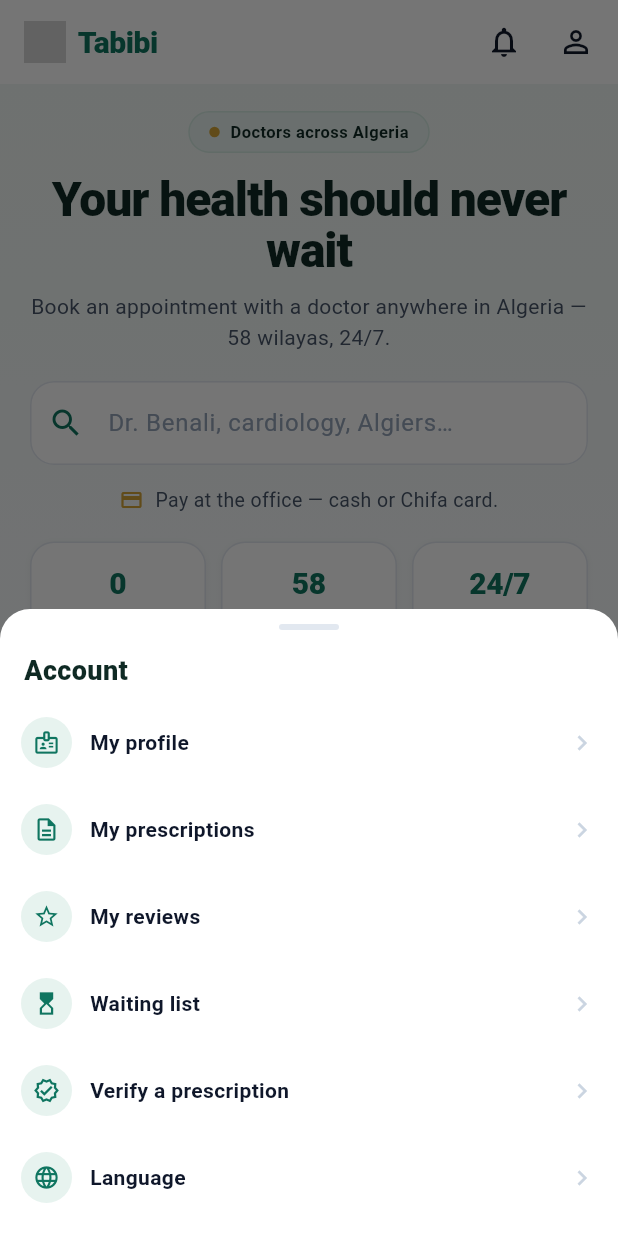
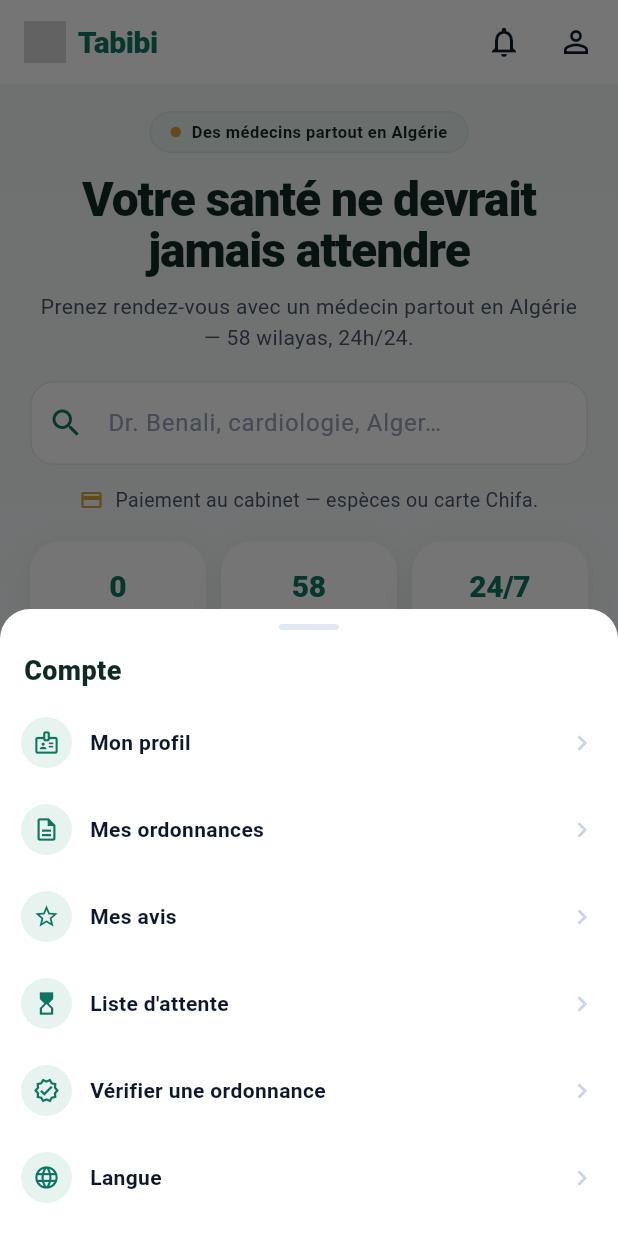
Before and after one commit to Ariles2025-ops/tabibi-mobile, a Flutter app: the screen it shows after launch, item 4 of the bottom bar chosen, on a phone screen of 412 x 824 dp. Run offline on Flutter 3.47's test engine with Material 3 defaults, Android fonts, the light colour scheme and no system bars; our stand-ins replace flutter_svg, open_filex, shared_preferences; missing offline and left inert: flutter_appauth; network calls fail; project files that could hold a hidden picture were left out.

Commit message:
design(mobile): defaut francais + look doux 2026 (ombres diffuses, coins arrondis, nav bar douce)

```diff
--- a/lib/main.dart
+++ b/lib/main.dart
@@ -28,7 +28,7 @@ import 'utils/notifications.dart';
 Future<void> main() async {
   WidgetsFlutterBinding.ensureInitialized();
   await preparerDates(); // donnees de date de toutes les locales (intl)
-  await langues.initialiser(locale: localeDuTelephone());
+  await langues.initialiser(); // defaut francais (sauf choix memorise de l'utilisateur)
   runApp(const TabibiApp());
 }
 
@@ -519,14 +519,11 @@ class _RecherchePageState extends State<RecherchePage> {
 
   Widget _statTile(String valeur, String libelle) {
     return Container(
-      padding: const EdgeInsets.symmetric(vertical: 13, horizontal: 6),
+      padding: const EdgeInsets.symmetric(vertical: 16, horizontal: 6),
       decoration: BoxDecoration(
         color: Colors.white,
-        borderRadius: BorderRadius.circular(Tabibi.r16),
-        border: Border.all(color: Tabibi.bord),
-        boxShadow: Tabibi.ombreCarte.isEmpty ? null : const [
-          BoxShadow(color: Color(0x0A000000), blurRadius: 3, offset: Offset(0, 1)),
-        ],
+        borderRadius: BorderRadius.circular(20),
+        boxShadow: Tabibi.ombreDouce,
       ),
       child: Column(
         children: [
@@ -552,11 +549,11 @@ class _RecherchePageState extends State<RecherchePage> {
   /// Carte medecin (resultat) facon Doctolib : avatar, nom, specialite/ville, chevron.
   Widget _carteMedecin(BuildContext context, Map<String, dynamic> m) {
     return Container(
-      margin: const EdgeInsets.only(bottom: 10),
+      margin: const EdgeInsets.only(bottom: 12),
       decoration: BoxDecoration(
         color: Colors.white,
-        borderRadius: BorderRadius.circular(Tabibi.r16),
-        border: Border.all(color: Tabibi.bord),
+        borderRadius: BorderRadius.circular(20),
+        boxShadow: Tabibi.ombreDouce,
       ),
       child: ListTile(
         contentPadding: const EdgeInsets.symmetric(horizontal: 14, vertical: 8),
@@ -587,11 +584,11 @@ class _RecherchePageState extends State<RecherchePage> {
       onTap: onTap,
       borderRadius: BorderRadius.circular(Tabibi.r16),
       child: Container(
-        padding: const EdgeInsets.symmetric(vertical: 16, horizontal: 8),
+        padding: const EdgeInsets.symmetric(vertical: 18, horizontal: 8),
         decoration: BoxDecoration(
           color: Colors.white,
-          borderRadius: BorderRadius.circular(Tabibi.r16),
-          border: Border.all(color: Tabibi.bord),
+          borderRadius: BorderRadius.circular(20),
+          boxShadow: Tabibi.ombreDouce,
         ),
         child: Column(
           children: [
--- a/lib/theme/theme_tabibi.dart
+++ b/lib/theme/theme_tabibi.dart
@@ -53,6 +53,12 @@ class Tabibi {
   static const r12 = 12.0;
   static const r16 = 16.0;
   static const r20 = 20.0;
+
+  // Ombre douce diffuse (design 2026 : effleure, pas de bordure dure)
+  static const ombreDouce = [
+    BoxShadow(color: Color(0x0F16281F), blurRadius: 24, offset: Offset(0, 10)),
+    BoxShadow(color: Color(0x0A16281F), blurRadius: 6, offset: Offset(0, 2)),
+  ];
 
   // Ombres
   static const ombreCarte = [
@@ -158,6 +164,27 @@ ThemeData themeTabibi() {
       shape: RoundedRectangleBorder(borderRadius: BorderRadius.circular(Tabibi.r12)),
     ),
     dividerTheme: const DividerThemeData(color: Tabibi.bord, thickness: 1),
+    navigationBarTheme: NavigationBarThemeData(
+      backgroundColor: Colors.white,
+      surfaceTintColor: Colors.white,
+      indicatorColor: Tabibi.pastille,
+      elevation: 0,
+      height: 66,
+      labelBehavior: NavigationDestinationLabelBehavior.alwaysShow,
+      labelTextStyle: WidgetStateProperty.resolveWith((states) => TextStyle(
+            fontSize: 11,
+            fontWeight: FontWeight.w600,
+            color: states.contains(WidgetState.selected)
+                ? Tabibi.vert
+                : Tabibi.texte3,
+          )),
+      iconTheme: WidgetStateProperty.resolveWith((states) => IconThemeData(
+            size: 24,
+            color: states.contains(WidgetState.selected)
+                ? Tabibi.vert
+                : Tabibi.texte3,
+          )),
+    ),
     snackBarTheme: SnackBarThemeData(
       backgroundColor: Tabibi.ink,
       contentTextStyle: const TextStyle(color: Colors.white),
```
